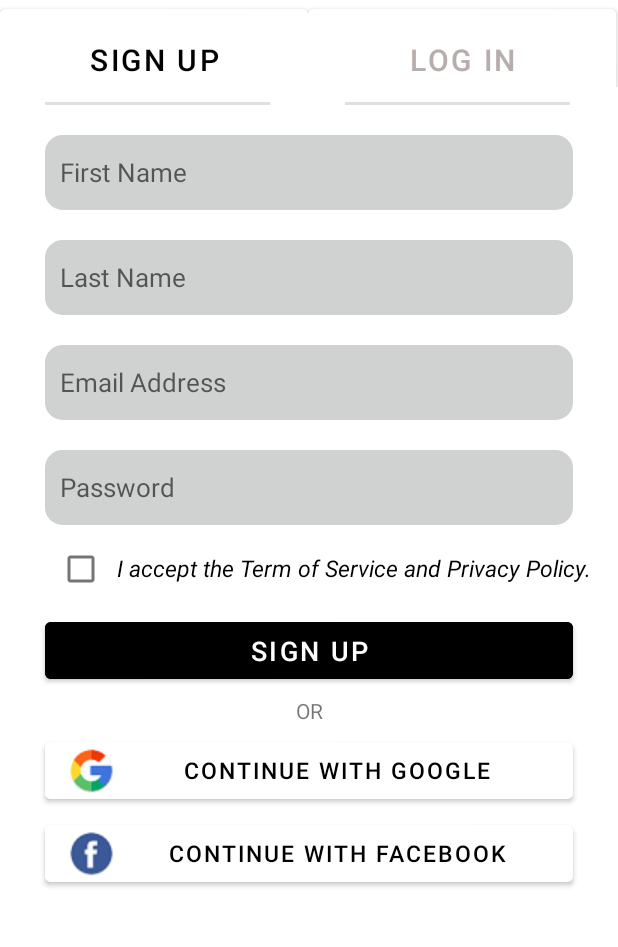
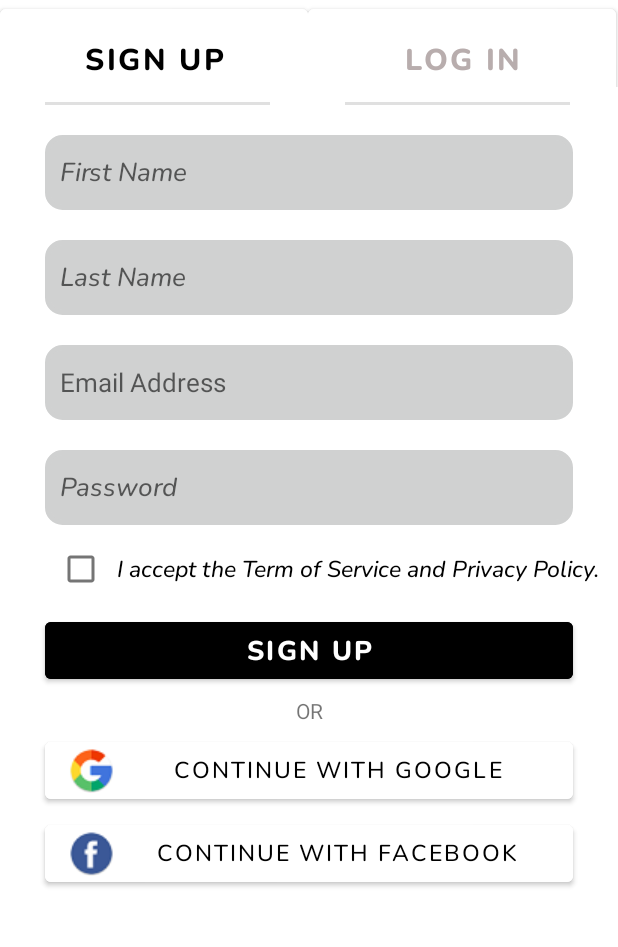
Before and after one commit to phuongthao-002/TheGodzilla_APP, an Android app: the SignUp screen opened directly, with no data from a screen before it, on a phone screen of 412 x 824 dp, the part 171-1118 px from its top. Run offline under Robolectric (Android 15) with nearby library versions, the phone set to English and light mode, and no system bars; network calls fail.

```diff
--- a/app/src/main/res/layout/action_bar_search.xml
+++ b/app/src/main/res/layout/action_bar_search.xml
@@ -8,7 +8,7 @@
         android:layout_height="wrap_content"
         android:id="@+id/title_actionbar_search"
         android:gravity="center"
-        android:text="Seatch"
+        android:text="Search"
         android:textStyle="bold"
         android:textSize="20sp"
         android:textColor="@color/white"/>
--- a/app/src/main/res/layout/activity_sign_up.xml
+++ b/app/src/main/res/layout/activity_sign_up.xml
@@ -26,7 +26,7 @@
             android:backgroundTint="#FFFFFF"
             android:gravity="center"
             android:text="Sign Up"
-
+            android:fontFamily="@font/nunito_extrabold"
             android:textColor="#000000"
             android:textSize="20sp" />
 
@@ -37,6 +37,7 @@
             android:backgroundTint="#FFFFFF"
             android:gravity="center"
             android:text="Log In"
+            android:fontFamily="@font/nunito_extrabold"
             android:textColor="#B8ADAD"
             android:textSize="20sp" />
 
@@ -73,6 +74,7 @@
         android:layout_marginTop="20dp"
         android:layout_marginRight="30dp"
         android:background="@drawable/duongvien_goctron"
+        android:fontFamily="@font/nunito_mediuitalic"
         android:hint="@string/first"
         android:inputType="textPersonName"
         android:textColor="#757575"
@@ -88,6 +90,7 @@
         android:layout_marginTop="20dp"
         android:layout_marginRight="30dp"
         android:background="@drawable/duongvien_goctron"
+        android:fontFamily="@font/nunito_mediuitalic"
         android:hint="@string/last"
         android:inputType="textPersonName"
         android:textColor="#757575"
@@ -118,6 +121,7 @@
         android:layout_marginTop="20dp"
         android:layout_marginRight="30dp"
         android:background="@drawable/duongvien_goctron"
+        android:fontFamily="@font/nunito_mediuitalic"
         android:hint="@string/password"
         android:inputType="textPassword"
         android:textColor="#757575"
@@ -143,6 +147,7 @@
             android:layout_width="match_parent"
             android:layout_height="25dp"
             android:text="I accept the Term of Service and Privacy Policy."
+            android:fontFamily="@font/nunito_mediuitalic"
             android:textSize="15sp"
             android:textStyle="italic"
             android:textColor="#000000"
@@ -154,6 +159,7 @@
         android:layout_height="50dp"
         android:backgroundTint="@color/black"
         android:text="sign up"
+        android:fontFamily="@font/nunito_extrabold"
         android:layout_marginRight="30dp"
         android:layout_marginLeft="30dp"
         android:textSize="18sp">
@@ -176,6 +182,7 @@
         android:layout_marginLeft="30dp"
         android:text="Continue with Google"
         android:drawableLeft="@drawable/google"
+        android:fontFamily="@font/nunito_medium"
         android:backgroundTint="@color/cardview_light_background"
         android:textColor="@color/black"
         android:textSize="15sp">
@@ -189,6 +196,7 @@
         android:layout_marginRight="30dp"
         android:layout_marginLeft="30dp"
         android:text="Continue with Facebook"
+        android:fontFamily="@font/nunito_medium"
         android:drawableLeft="@drawable/faceb"
         android:backgroundTint="@color/cardview_light_background"
         android:textColor="@color/black"
--- a/app/src/main/res/layout/fragment_detail.xml
+++ b/app/src/main/res/layout/fragment_detail.xml
@@ -115,9 +115,9 @@
                     android:id="@+id/btnAddToCart"
                     android:layout_width="wrap_content"
                     android:layout_height="wrap_content"
-                    android:text="ADD TO BAG"
+                    android:text="ADD TO CART"
                     android:textStyle="bold"
-                    android:textSize="20sp"
+                    android:textSize="18sp"
                     android:paddingRight="20dp"
                     android:layout_marginLeft="60dp"
                     android:backgroundTint="@color/black"
```
Also changed, not shown: app/src/main/AndroidManifest.xml (+5 -4 lines), app/src/main/res/layout/activity_log_in.xml (+10 -0 lines).
